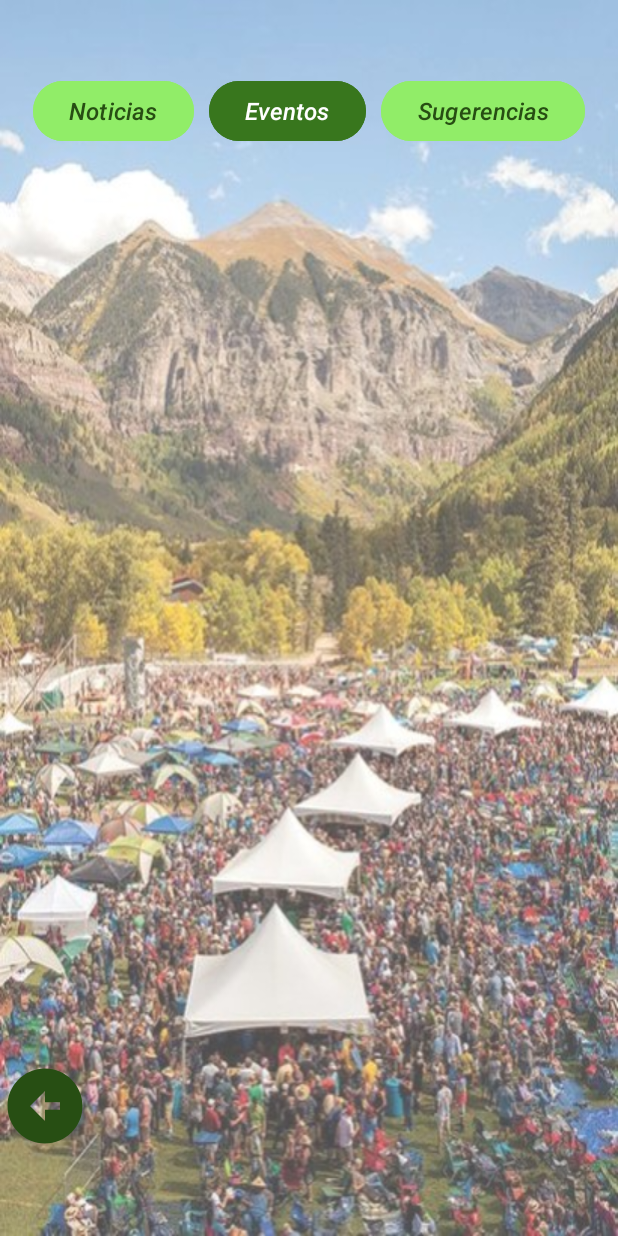
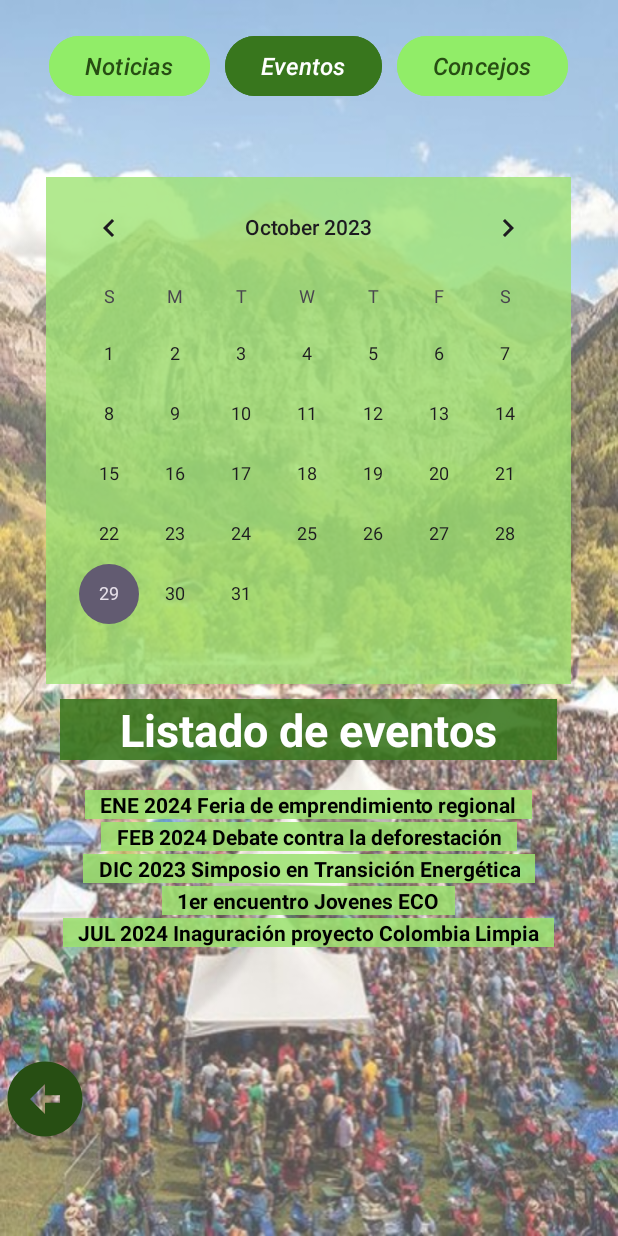
Before and after one commit to javierpuentes/VidaApp, an Android app: the eventosActivity screen opened directly, with no data from a screen before it, on a phone screen of 412 x 824 dp. Run offline under Robolectric (Android 15) with nearby library versions, the phone set to English and light mode, and no system bars.

Commit message:
JoseDaniel nuevos cambios

```diff
--- a/app/src/main/res/layout/activity_eventos.xml
+++ b/app/src/main/res/layout/activity_eventos.xml
@@ -19,18 +19,17 @@
         android:layout_marginStart="20dp"
         android:layout_marginEnd="20dp"
         android:layout_gravity="center"
-        android:layout_weight="1"
+        android:layout_marginTop="20dp"
         >
 
         <Button
             android:id="@+id/btnNoticias"
             android:layout_width="wrap_content"
             android:layout_height="wrap_content"
-            android:layout_weight="1"
             android:layout_marginEnd="10dp"
             android:text="Noticias"
             android:textSize="16dp"
-            android:layout_marginTop="50dp"
+            android:layout_gravity="center"
             android:textColor="@color/fuente1"
             android:backgroundTint="@color/fondo1"
             android:textStyle="italic"
@@ -40,11 +39,10 @@
             android:id="@+id/btnEventos"
             android:layout_width="wrap_content"
             android:layout_height="wrap_content"
-            android:layout_weight="1"
             android:text="Eventos"
             android:textColor="@color/white"
             android:textSize="16dp"
-            android:layout_marginTop="50dp"
+            android:layout_gravity="center"
             android:backgroundTint="@color/fuente"
             android:layout_marginEnd="10dp"
             android:textStyle="italic"
@@ -54,15 +52,113 @@
             android:id="@+id/btnSugerencias"
             android:layout_width="wrap_content"
             android:layout_height="wrap_content"
-            android:layout_weight="1"
-            android:text="Sugerencias"
+            android:text="Concejos"
             android:textColor="@color/fuente1"
             android:textSize="16dp"
-            android:layout_marginTop="50dp"
+            android:layout_gravity="center"
             android:backgroundTint="@color/fondo1"
             android:textStyle="italic"
             />
+
     </LinearLayout>
+
+
+    <CalendarView
+        android:id="@+id/calendarEvent"
+        android:layout_width="350dp"
+        android:layout_height="wrap_content"
+        android:background="#879DE371"
+        android:layout_marginTop="50dp"
+        />
+
+
+    <TextView
+        android:id="@+id/txtListadoeventos"
+        android:layout_width="wrap_content"
+        android:layout_height="wrap_content"
+        android:text="Listado de eventos"
+        android:gravity="center"
+        android:textSize="30dp"
+        android:textStyle="bold"
+        android:background="#E138761D"
+        android:textColor="@color/white"
+        android:paddingEnd="40dp"
+        android:paddingStart="40dp"
+        android:layout_marginTop="10dp"
+        />
+
+    <TextView
+        android:layout_width="wrap_content"
+        android:layout_height="wrap_content"
+        android:text="@string/eventos"
+        android:textColor="@color/black"
+        android:background="#DC9DE371"
+        android:layout_marginEnd="9dp"
+        android:layout_marginStart="9dp"
+        android:layout_marginTop="20dp"
+        android:textAlignment="center"
+        android:paddingEnd="10dp"
+        android:paddingStart="10dp"
+        android:textStyle="bold"
+        />
+
+    <TextView
+        android:layout_width="wrap_content"
+        android:layout_height="wrap_content"
+        android:text="@string/eventos2"
+        android:textColor="@color/black"
+        android:background="#DC9DE371"
+        android:layout_marginEnd="9dp"
+        android:layout_marginStart="9dp"
+        android:layout_marginTop="2dp"
+        android:textAlignment="center"
+        android:paddingEnd="10dp"
+        android:paddingStart="10dp"
+        android:textStyle="bold"
+        />
+
+    <TextView
+        android:layout_width="wrap_content"
+        android:layout_height="wrap_content"
+        android:text="@string/eventos3"
+        android:textColor="@color/black"
+        android:background="#DC9DE371"
+        android:layout_marginEnd="9dp"
+        android:layout_marginStart="9dp"
+        android:layout_marginTop="2dp"
+        android:textAlignment="center"
+        android:paddingEnd="10dp"
+        android:paddingStart="10dp"
+        android:textStyle="bold"
+        />
+    <TextView
+        android:layout_width="wrap_content"
+        android:layout_height="wrap_content"
+        android:text="@string/eventos4"
+        android:textColor="@color/black"
+        android:background="#DC9DE371"
+        android:layout_marginEnd="9dp"
+        android:layout_marginStart="9dp"
+        android:layout_marginTop="2dp"
+        android:textAlignment="center"
+        android:paddingEnd="10dp"
+        android:paddingStart="10dp"
+        android:textStyle="bold"
+        />
+    <TextView
+        android:layout_width="wrap_content"
+        android:layout_height="wrap_content"
+        android:text="@string/eventos5"
+        android:textColor="@color/black"
+        android:background="#DC9DE371"
+        android:layout_marginEnd="9dp"
+        android:layout_marginStart="9dp"
+        android:layout_marginTop="2dp"
+        android:textAlignment="center"
+        android:paddingEnd="10dp"
+        android:paddingStart="10dp"
+        android:textStyle="bold"
+        />
 
     <ImageButton
         android:id="@+id/btnRegresar"
@@ -71,8 +167,8 @@
         android:layout_weight="1"
         android:background="#00FFFFFF"
         android:src= "@drawable/back"
-        android:layout_gravity="start"
-        android:layout_marginTop="440dp"
+        android:layout_gravity="bottom"
+        android:layout_marginTop="10dp"
         android:contentDescription="regresar"
         />
 
--- a/app/src/main/res/values/strings.xml
+++ b/app/src/main/res/values/strings.xml
@@ -2,4 +2,9 @@
     <string name="app_name">VidaApp</string>
     <string name="Objetivo">En vida app nos preocupamos por el cambio climático, por esto nuestro objetivo es ayudarte a ahorrar y crear conciencia ecológica.</string>
     <string name="seleccionarServicio">Selecciona el servicio público de tu interés.</string>
+    <string name="eventos">ENE 2024 Feria de emprendimiento regional</string>
+    <string name="eventos2">FEB 2024 Debate contra la deforestación</string>
+    <string name="eventos3">DIC 2023 Simposio en Transición Energética</string>
+    <string name="eventos4"> 1er encuentro Jovenes ECO</string>
+    <string name="eventos5"> JUL 2024 Inaguración proyecto "Colombia Limpia" </string>
 </resources>
```
Also changed, not shown: app/src/main/res/layout/activity_noticias.xml (+56 -8 lines), app/src/main/res/layout/activity_sugerencias.xml (+17 -7 lines), app/src/main/res/drawable/new1.png (added), app/src/main/res/drawable/new2.png (added), app/src/main/res/drawable/new3.png (added), app/src/main/res/drawable/new4.png (added), app/src/main/res/drawable/new5.png (added), app/src/main/res/drawable/new6.png (added), app/src/main/res/drawable/sugerenciasagua.png (added), app/src/main/res/drawable/sugerenciasenergia.png (added).
